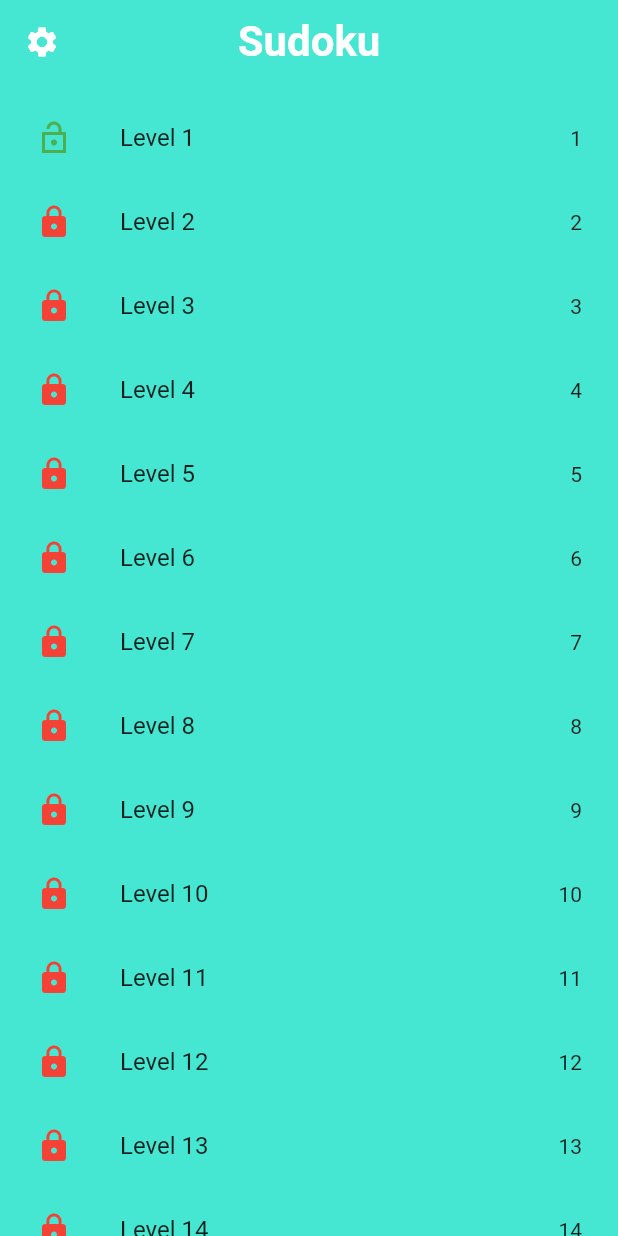
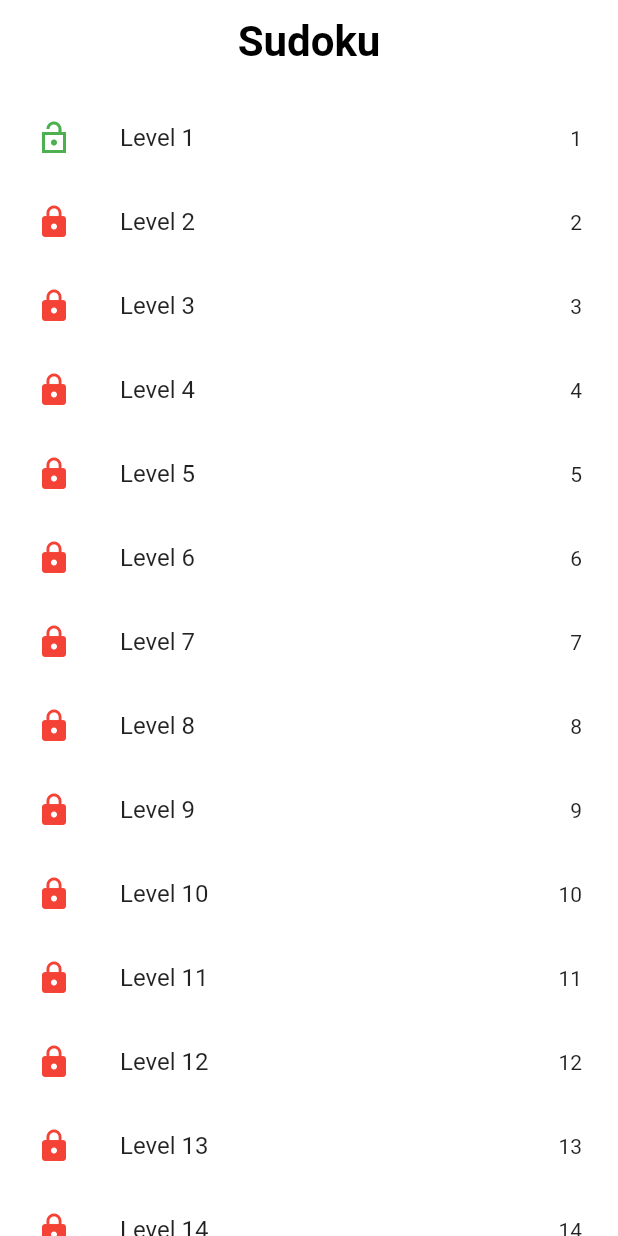
Before and after one commit to KasunHasanga/FlutterSudoku, a Flutter app: the screen it shows after launch, on a phone screen of 412 x 824 dp. Run offline on Flutter 3.47's test engine with Material 2 defaults, Android fonts, the phone set to English and light mode, and no system bars; our stand-ins replace flutter_spinkit, lottie, shared_preferences; missing offline and left inert: flutter_share, sudoku_solver_generator.

Commit message:
code refactoring

```diff
--- a/lib/views/middle_screen/middle_screen.dart
+++ b/lib/views/middle_screen/middle_screen.dart
@@ -27,7 +27,8 @@ class _MiddleScreenState extends State<MiddleScreen> {
   @override
   Widget build(BuildContext context) {
     return Scaffold(
-      backgroundColor: const Color(0xff46e7d2),
+      // backgroundColor: const Color(0xff46e7d2),
+      backgroundColor: Colors.white,
       appBar: AppBar(
         elevation: 0,
         leading: GestureDetector(
@@ -42,10 +43,11 @@ class _MiddleScreenState extends State<MiddleScreen> {
         title: const Text(
           "Sudoku",
           style: TextStyle(
-              color: Colors.white, fontWeight: FontWeight.w600, fontSize: 28),
+              color: Colors.black, fontWeight: FontWeight.w600, fontSize: 28),
         ),
         centerTitle: true,
-        backgroundColor: const Color(0xff46e7d2),
+        backgroundColor: Colors.white,
+        // backgroundColor: const Color(0xff46e7d2),
       ),
       body: SingleChildScrollView(
         child: Padding(
@@ -93,14 +95,15 @@ class _MiddleScreenState extends State<MiddleScreen> {
                       difficultyStatus: index,
                     )),
           );
+          if (result == true) {
+            initilization();
+          }
         } else {
           ScaffoldMessenger.of(context).showSnackBar(const SnackBar(
             content: Text("You haven`t unlock this level yet"),
           ));
         }
-        if (result == true) {
-          initilization();
-        }
+
       },
     );
   }
--- a/lib/views/sudoku_home_page.dart
+++ b/lib/views/sudoku_home_page.dart
@@ -147,19 +147,21 @@ class _SudokuHomePageState extends State<SudokuHomePage> {
                         alignment: Alignment.center,
                         child: Row(
                           crossAxisAlignment: CrossAxisAlignment.stretch,
-                          mainAxisAlignment: MainAxisAlignment.spaceAround,
+                          // mainAxisAlignment: MainAxisAlignment.spaceAround,
                           children: [
                             Container(
                               child: GridView.builder(
                                 itemCount: 9,
                                 shrinkWrap: true,
                                 scrollDirection: Axis.horizontal,
+                                // reverse: true,
                                 gridDelegate:
                                     SliverGridDelegateWithFixedCrossAxisCount(
                                   crossAxisCount: 3,
                                   childAspectRatio: 1,
                                   crossAxisSpacing: 5,
                                   mainAxisSpacing: 5,
+
                                 ),
                                 physics: const ScrollPhysics(),
                                 itemBuilder: (buildContext, index) {
@@ -180,6 +182,7 @@ class _SudokuHomePageState extends State<SudokuHomePage> {
                             ),
                             Expanded(
                               child: Container(
+                                width: double.infinity,
                                 margin: const EdgeInsets.only(left: 10),
                                 child: ElevatedButton(
                                   onPressed: () => setInput(null),
```
